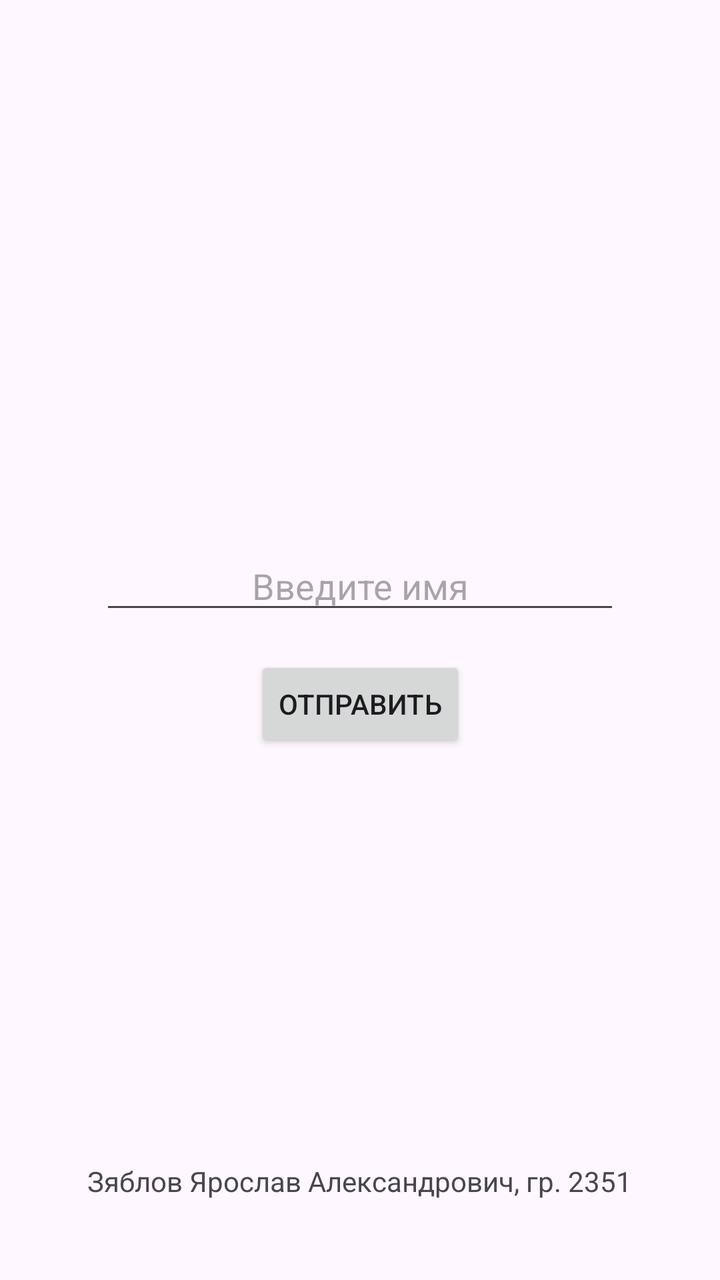
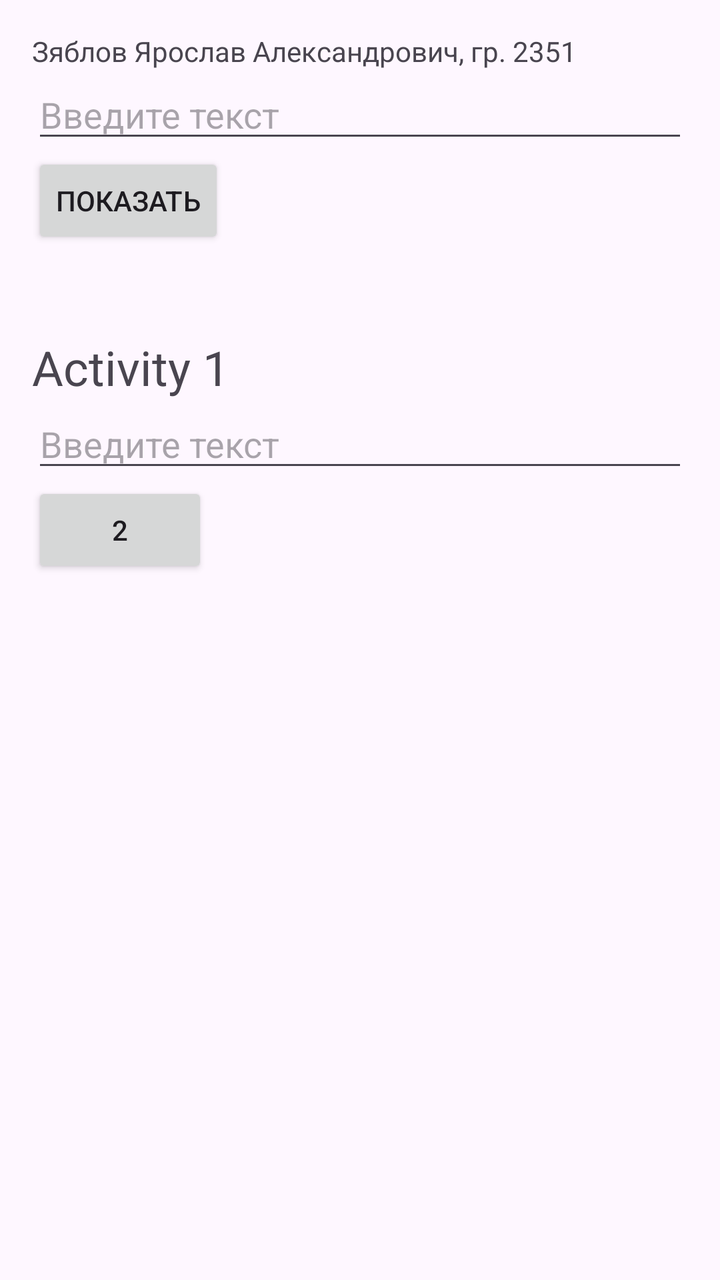

The first picture is an Android layout as it rendered before a commit; the second is the same layout after the commit. The layout source and the unified diff follow.
<!-- AndroidManifest.xml: application theme Theme.MyApplication -->
<!-- res/layout/activity_main.xml -->
<?xml version="1.0" encoding="utf-8"?>
<androidx.constraintlayout.widget.ConstraintLayout
    xmlns:android="http://schemas.android.com/apk/res/android"
    xmlns:app="http://schemas.android.com/apk/res-auto"
    xmlns:tools="http://schemas.android.com/tools"
    android:id="@+id/main"
    android:layout_width="match_parent"
    android:layout_height="match_parent"
    android:padding="16dp"
    tools:context=".MainActivity">

    
    <TextView
        android:id="@+id/textViewResult"
        android:layout_width="wrap_content"
        android:layout_height="wrap_content"
        android:textColor="#6200EE"
        android:textSize="22sp"
        android:textStyle="bold"
        app:layout_constraintBottom_toTopOf="@+id/editTextName"
        app:layout_constraintEnd_toEndOf="parent"
        app:layout_constraintStart_toStartOf="parent"
        app:layout_constraintTop_toTopOf="parent"
        app:layout_constraintVertical_chainStyle="packed" />

    
    <EditText
        android:id="@+id/editTextName"
        android:layout_width="260dp"
        android:layout_height="wrap_content"
        android:layout_marginTop="20dp"
        android:gravity="center"
        android:hint="@string/hint_name"
        android:inputType="textPersonName"
        app:layout_constraintBottom_toTopOf="@+id/buttonSend"
        app:layout_constraintEnd_toEndOf="parent"
        app:layout_constraintStart_toStartOf="parent"
        app:layout_constraintTop_toBottomOf="@+id/textViewResult" />

    
    <Button
        android:id="@+id/buttonSend"
        android:layout_width="wrap_content"
        android:layout_height="wrap_content"
        android:layout_marginTop="16dp"
        android:text="@string/button_send"
        app:layout_constraintBottom_toTopOf="@+id/textViewFio"
        app:layout_constraintEnd_toEndOf="parent"
        app:layout_constraintStart_toStartOf="parent"
        app:layout_constraintTop_toBottomOf="@+id/editTextName" />

    
    <TextView
        android:id="@+id/textViewFio"
        android:layout_width="wrap_content"
        android:layout_height="wrap_content"
        android:layout_marginBottom="24dp"
        android:text="@string/fio"
        android:textSize="14sp"
        app:layout_constraintBottom_toBottomOf="parent"
        app:layout_constraintEnd_toEndOf="parent"
        app:layout_constraintStart_toStartOf="parent" />

</androidx.constraintlayout.widget.ConstraintLayout>
<!-- resources referenced by this layout -->
<resources>
  <string name="button_send">Отправить</string>
  <string name="fio">Зяблов Ярослав Александрович, гр. 2351</string>
  <string name="hint_name">Введите имя</string>
  <style name="Theme.MyApplication" parent="Base.Theme.MyApplication" />
  <style name="Base.Theme.MyApplication" parent="Theme.Material3.DayNight.NoActionBar">
          
          
      </style>
</resources>

<!-- the commit's change to res/layout/activity_main.xml (unified diff, before → after) -->
@@ -1,64 +1,57 @@
 <?xml version="1.0" encoding="utf-8"?>
-<androidx.constraintlayout.widget.ConstraintLayout
-    xmlns:android="http://schemas.android.com/apk/res/android"
-    xmlns:app="http://schemas.android.com/apk/res-auto"
-    xmlns:tools="http://schemas.android.com/tools"
+<LinearLayout xmlns:android="http://schemas.android.com/apk/res/android"
     android:id="@+id/main"
     android:layout_width="match_parent"
     android:layout_height="match_parent"
-    android:padding="16dp"
-    tools:context=".MainActivity">
+    android:orientation="vertical"
+    android:padding="16dp">
 
     
     <TextView
-        android:id="@+id/textViewResult"
-        android:layout_width="wrap_content"
+        android:id="@+id/fio"
+        android:layout_width="match_parent"
         android:layout_height="wrap_content"
-        android:textColor="#6200EE"
-        android:textSize="22sp"
-        android:textStyle="bold"
-        app:layout_constraintBottom_toTopOf="@+id/editTextName"
-        app:layout_constraintEnd_toEndOf="parent"
-        app:layout_constraintStart_toStartOf="parent"
-        app:layout_constraintTop_toTopOf="parent"
-        app:layout_constraintVertical_chainStyle="packed" />
+        android:text="@string/fio" />
 
     
     <EditText
         android:id="@+id/editTextName"
-        android:layout_width="260dp"
+        android:layout_width="match_parent"
         android:layout_height="wrap_content"
-        android:layout_marginTop="20dp"
-        android:gravity="center"
-        android:hint="@string/hint_name"
-        android:inputType="textPersonName"
-        app:layout_constraintBottom_toTopOf="@+id/buttonSend"
-        app:layout_constraintEnd_toEndOf="parent"
-        app:layout_constraintStart_toStartOf="parent"
-        app:layout_constraintTop_toBottomOf="@+id/textViewResult" />
+        android:hint="Введите текст"
+        android:inputType="text" />
 
-    
     <Button
         android:id="@+id/buttonSend"
         android:layout_width="wrap_content"
         android:layout_height="wrap_content"
-        android:layout_marginTop="16dp"
-        android:text="@string/button_send"
-        app:layout_constraintBottom_toTopOf="@+id/textViewFio"
-        app:layout_constraintEnd_toEndOf="parent"
-        app:layout_constraintStart_toStartOf="parent"
-        app:layout_constraintTop_toBottomOf="@+id/editTextName" />
+        android:text="Показать" />
+
+    <TextView
+        android:id="@+id/textViewResult"
+        android:layout_width="match_parent"
+        android:layout_height="wrap_content"
+        android:textSize="20sp" />
 
     
     <TextView
-        android:id="@+id/textViewFio"
+        android:layout_width="match_parent"
+        android:layout_height="wrap_content"
+        android:layout_marginTop="16dp"
+        android:text="Activity 1"
+        android:textSize="24sp" />
+
+    <EditText
+        android:id="@+id/input1"
+        android:layout_width="match_parent"
+        android:layout_height="wrap_content"
+        android:hint="Введите текст"
+        android:inputType="text" />
+
+    <Button
+        android:id="@+id/next"
         android:layout_width="wrap_content"
         android:layout_height="wrap_content"
-        android:layout_marginBottom="24dp"
-        android:text="@string/fio"
-        android:textSize="14sp"
-        app:layout_constraintBottom_toBottomOf="parent"
-        app:layout_constraintEnd_toEndOf="parent"
-        app:layout_constraintStart_toStartOf="parent" />
+        android:text="2" />
 
-</androidx.constraintlayout.widget.ConstraintLayout>
+</LinearLayout>
<!-- resource entries referenced after the edit -->
@@ -1,8 +1,6 @@
 <!-- resources referenced by this layout -->
 <resources>
-  <string name="button_send">Отправить</string>
   <string name="fio">Зяблов Ярослав Александрович, гр. 2351</string>
-  <string name="hint_name">Введите имя</string>
   <style name="Theme.MyApplication" parent="Base.Theme.MyApplication" />
   <style name="Base.Theme.MyApplication" parent="Theme.Material3.DayNight.NoActionBar">
           
